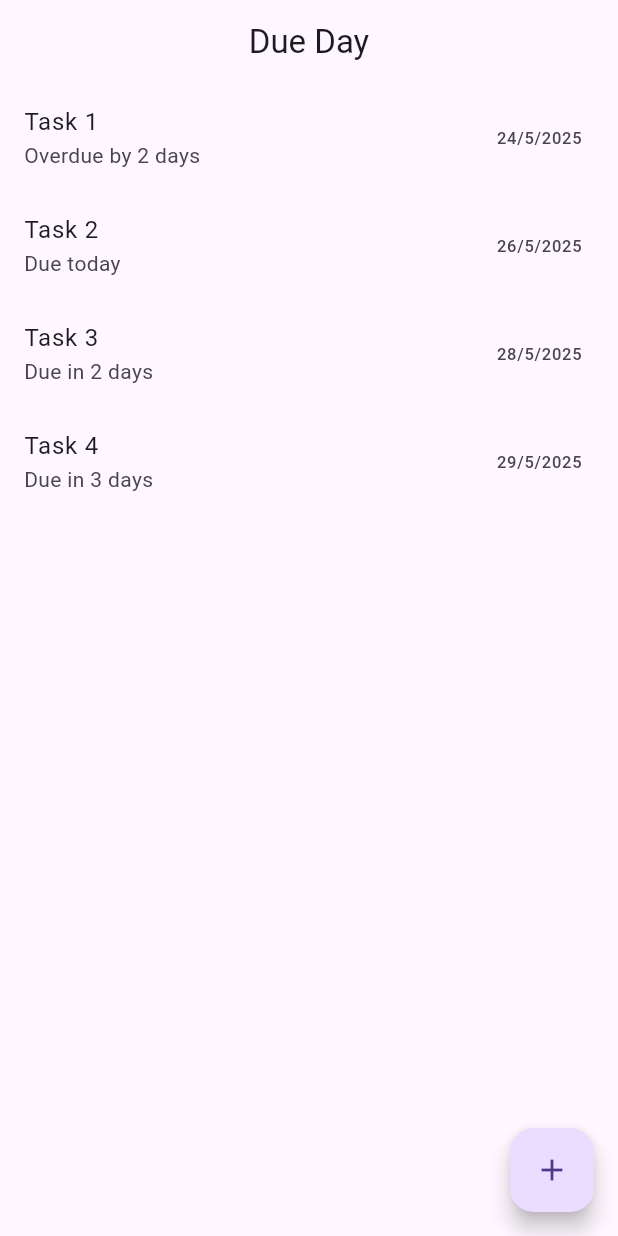
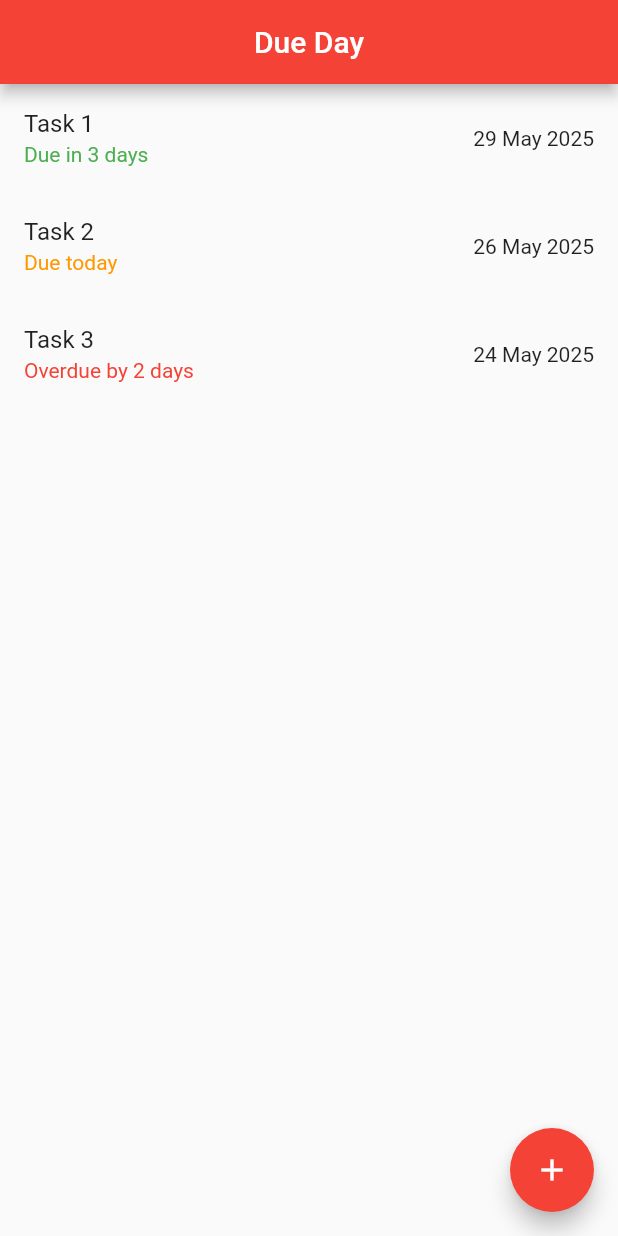
Before and after one commit to subhan-0073/due-day, a Flutter app: the screen it shows after launch, on a phone screen of 412 x 824 dp. Run offline on Flutter 3.47's test engine with Material 3 defaults, Android fonts, the light colour scheme and no system bars.

Commit message:
Milestone 4: State management with setState and navigation between HomeScreen and Add Task Screen

```diff
--- a/lib/main.dart
+++ b/lib/main.dart
@@ -12,7 +12,7 @@ class DueDay extends StatelessWidget {
   Widget build(BuildContext context) {
     return MaterialApp(
       home: HomeScreen(),
-      theme: ThemeData(primarySwatch: Colors.blue),
+      theme: ThemeData(primarySwatch: Colors.red, useMaterial3: false),
       debugShowCheckedModeBanner: false,
     );
   }
--- a/lib/src/ui/screens/add_task_screen.dart
+++ b/lib/src/ui/screens/add_task_screen.dart
@@ -1,3 +1,4 @@
+import 'package:dueday/src/models/task.dart';
 import 'package:flutter/material.dart';
 
 class AddTaskScreen extends StatefulWidget {
@@ -12,6 +13,7 @@ class _AddTaskScreenState extends State<AddTaskScreen> {
   final _formKey = GlobalKey<FormState>();
   String? _title;
   DateTime? _selectedDate;
+
   @override
   Widget build(BuildContext context) {
     return Scaffold(
@@ -60,13 +62,13 @@ class _AddTaskScreenState extends State<AddTaskScreen> {
                     ScaffoldMessenger.of(context).showSnackBar(
                       SnackBar(content: Text('Please pick a due date')),
                     );
-
                     return;
                   }
                   _formKey.currentState!.save();
-                  print(_title);
-                  print(_selectedDate);
-                  Navigator.pop(context);
+                  Navigator.pop(
+                    context,
+                    Task(title: _title!, dueDate: _selectedDate!),
+                  );
                 }
               },
               child: const Text("Add Task"),
--- a/lib/src/ui/screens/home_screen.dart
+++ b/lib/src/ui/screens/home_screen.dart
@@ -3,14 +3,18 @@ import 'package:dueday/src/ui/screens/add_task_screen.dart';
 import 'package:dueday/src/ui/widgets/deadline_tile.dart';
 import 'package:flutter/material.dart';
 
-class HomeScreen extends StatelessWidget {
-  HomeScreen({super.key});
+class HomeScreen extends StatefulWidget {
+  const HomeScreen({super.key});
 
-  final List<Task> tasks = [
-    Task(title: "Task 1", dueDate: DateTime.now().subtract(Duration(days: 2))),
+  @override
+  State<HomeScreen> createState() => _HomeScreenState();
+}
+
+class _HomeScreenState extends State<HomeScreen> {
+  List<Task> deadlines = [
+    Task(title: "Task 1", dueDate: DateTime.now().add(Duration(days: 3))),
     Task(title: "Task 2", dueDate: DateTime.now()),
-    Task(title: "Task 3", dueDate: DateTime.now().add(Duration(days: 2))),
-    Task(title: "Task 4", dueDate: DateTime.now().add(Duration(days: 3))),
+    Task(title: "Task 3", dueDate: DateTime.now().subtract(Duration(days: 2))),
   ];
 
   @override
@@ -19,18 +23,23 @@ class HomeScreen extends StatelessWidget {
       appBar: AppBar(title: Text("Due Day"), centerTitle: true),
       body: Center(
         child: ListView.builder(
-          itemCount: tasks.length,
+          itemCount: deadlines.length,
           itemBuilder: (context, index) {
-            return DeadlineTile(task: tasks[index]);
+            return DeadlineTile(task: deadlines[index]);
           },
         ),
       ),
       floatingActionButton: FloatingActionButton(
-        onPressed: () {
-          Navigator.push(
+        onPressed: () async {
+          final newTask = await Navigator.push(
             context,
             MaterialPageRoute(builder: (context) => AddTaskScreen()),
           );
+          if (newTask != null && newTask is Task) {
+            setState(() {
+              deadlines.add(newTask);
+            });
+          }
         },
         child: Icon(Icons.add),
       ),
--- a/lib/src/ui/widgets/deadline_tile.dart
+++ b/lib/src/ui/widgets/deadline_tile.dart
@@ -1,5 +1,6 @@
 import 'package:dueday/src/models/task.dart';
 import 'package:flutter/material.dart';
+import 'package:intl/intl.dart';
 
 class DeadlineTile extends StatelessWidget {
   final Task task;
@@ -18,14 +19,30 @@ class DeadlineTile extends StatelessWidget {
     }
   }
 
+  Color getCountdownColor() {
+    final now = DateTime.now();
+    final difference = task.dueDate.difference(now).inDays;
+
+    if (difference == 0) {
+      return Colors.orange;
+    } else if (difference > 0) {
+      return Colors.green;
+    } else {
+      return Colors.red;
+    }
+  }
+
   @override
   Widget build(BuildContext context) {
+    final formattedDate = DateFormat('d MMMM y').format(task.dueDate);
+
     return ListTile(
       title: Text(task.title),
-      subtitle: Text(getCountdownText()),
-      trailing: Text(
-        '${task.dueDate.day}/${task.dueDate.month}/${task.dueDate.year}',
+      subtitle: Text(
+        getCountdownText(),
+        style: TextStyle(color: getCountdownColor()),
       ),
+      trailing: Text(formattedDate),
     );
   }
 }
--- a/pubspec.yaml
+++ b/pubspec.yaml
@@ -34,6 +34,7 @@ dependencies:
   # The following adds the Cupertino Icons font to your application.
   # Use with the CupertinoIcons class for iOS style icons.
   cupertino_icons: ^1.0.8
+  intl: ^0.20.2
 
 dev_dependencies:
   flutter_test:
```
Also changed, not shown: pubspec.lock, 1 other file.
